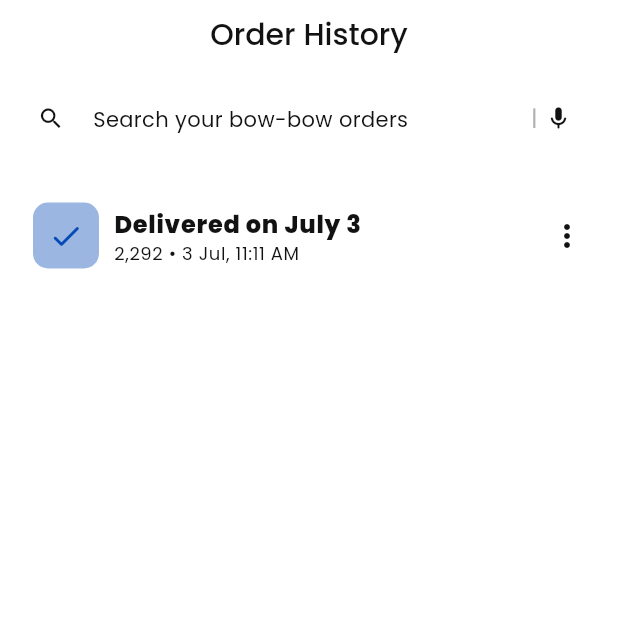
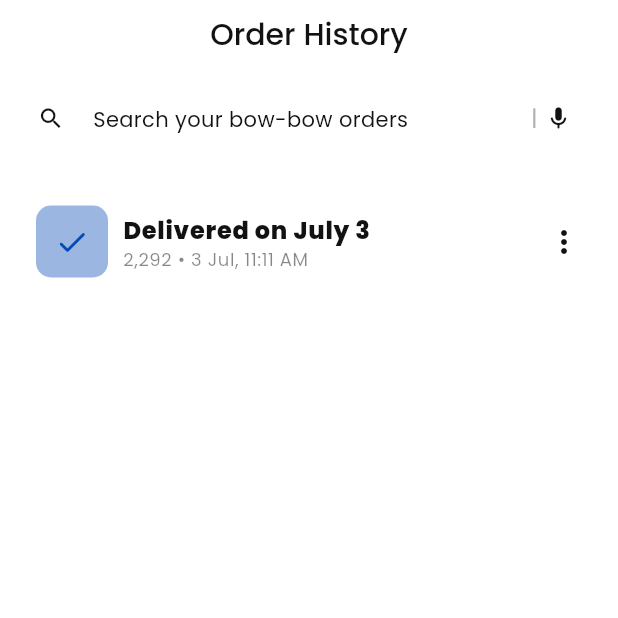
Before and after one commit to AbishekAB21/pawpatrol, a Flutter app: the OrdersScreenComponent screen opened directly, on a phone screen of 412 x 824 dp, the top half of it. Run offline on Flutter 3.47's test engine with Material 3 defaults, Android fonts, the phone set to English and light mode, and no system bars; our stand-ins replace equatable, flutter_bloc, go_router, google_fonts.

Commit message:
minor fix order container

```diff
--- a/lib/features/orders screen/component/orders_screen_component.dart
+++ b/lib/features/orders screen/component/orders_screen_component.dart
@@ -1,6 +1,7 @@
 import 'package:flutter/material.dart';
 import 'package:pawpatrol/common/resusable_search_box.dart';
 import 'package:pawpatrol/core/constants/strings.dart';
+import 'package:pawpatrol/utils/theme/app_theme_extension.dart';
 
 class OrdersScreenComponent extends StatelessWidget {
   const OrdersScreenComponent({super.key});
@@ -8,6 +9,7 @@ class OrdersScreenComponent extends StatelessWidget {
   @override
   Widget build(BuildContext context) {
     final theme = Theme.of(context);
+    final ext = theme.extension<AppThemeExtension>()!;
     return Scaffold(
       backgroundColor: theme.colorScheme.onSurface.withValues(alpha: 0.8),
 
@@ -57,6 +59,7 @@ class OrdersScreenComponent extends StatelessWidget {
 
                 decoration: BoxDecoration(
                   borderRadius: BorderRadius.all(Radius.circular(20)),
+                  border: Border.all(color: ext.glassBorder, width: 2),
                   color: theme.colorScheme.onSurface,
                 ),
 
@@ -69,8 +72,9 @@ class OrdersScreenComponent extends StatelessWidget {
                           mainAxisAlignment: MainAxisAlignment.start,
                           children: [
                             Container(
-                              padding: EdgeInsets.all(10),
+                              padding: EdgeInsets.all(12),
                               decoration: BoxDecoration(
+
                                 color: theme.colorScheme.primary.withValues(
                                   alpha: 0.4,
                                 ),
@@ -100,7 +104,7 @@ class OrdersScreenComponent extends StatelessWidget {
                                 Text(
                                   "2,292 ${AppStrings.interpunct} 3 Jul, 11:11 AM",
                                   style: theme.textTheme.bodySmall!.copyWith(
-                                    color: theme.colorScheme.surface,
+                                    color: theme.colorScheme.surface.withValues(alpha: 0.5),
                                   ),
                                 ),
                               ],
```
